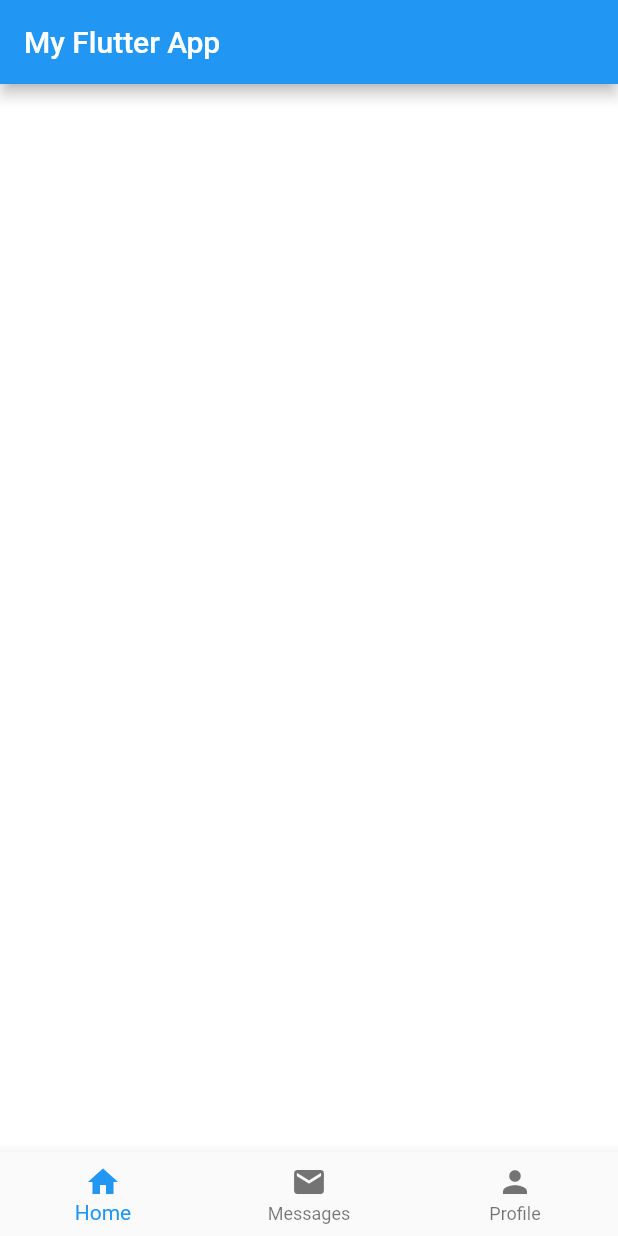
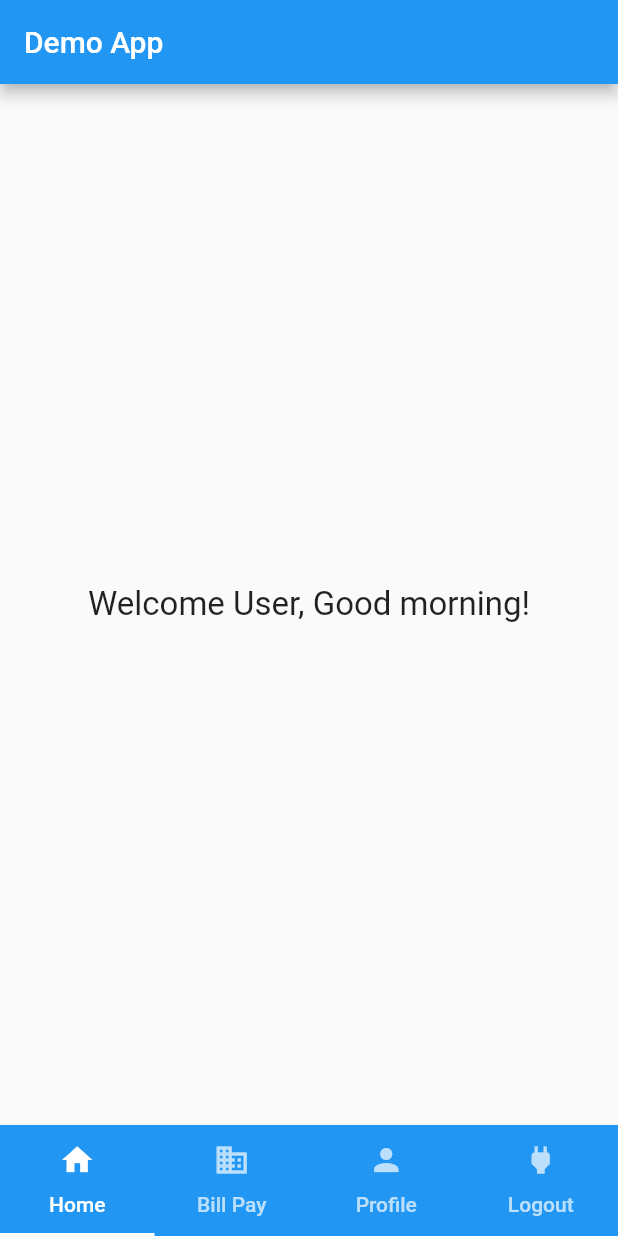
Before and after one commit to ng-model/BottomNavigationBar, a Flutter app: the screen it shows after launch, on a phone screen of 412 x 824 dp. Run offline on Flutter 3.47's test engine with Material 2 defaults, Android fonts, the phone set to English and light mode, and no system bars; missing offline and left inert: validate.

```diff
--- a/lib/main.dart
+++ b/lib/main.dart
@@ -1,77 +1,88 @@
 import 'package:flutter/material.dart';
-// import 'home_widget.dart';
+import 'package:app/screens/home.dart';
+import 'package:app/screens/payform.dart';
+import 'package:app/screens/profile.dart';
+import 'package:app/screens/logout.dart';
 
-void main() => runApp(App());
+void main() {
+  runApp(new MaterialApp(
+      // Title
+      title: "Bill Pay",
+      // Home
+      home: new MyHome()));
+}
 
-class App extends StatelessWidget {
+class MyHome extends StatefulWidget {
   @override
-   Widget build(BuildContext context) {
-    return MaterialApp(
-      title: 'My Flutter App',
-      home: Home(),
+  MyHomeState createState() => new MyHomeState();
+}
+
+// SingleTickerProviderStateMixin is used for animation
+class MyHomeState extends State<MyHome> with SingleTickerProviderStateMixin {
+  // Create a tab controller
+  TabController controller;
+
+  @override
+  void initState() {
+    super.initState();
+
+    // Initialize the Tab Controller
+    controller = new TabController(length: 4, vsync: this);
+  }
+
+  @override
+  void dispose() {
+    // Dispose of the Tab Controller
+    controller.dispose();
+    super.dispose();
+  }
+
+  @override
+  Widget build(BuildContext context) {
+    return new Scaffold(
+      // Appbar
+      appBar: new AppBar(
+        // Title
+        title: new Text("Demo App"),
+        // Set the background color of the App Bar
+        backgroundColor: Colors.blue,
+      ),
+      // Set the TabBar view as the body of the Scaffold
+      body: new TabBarView(
+        // Add tabs as widgets
+        children: <Widget>[new HomePage(), new PayformPage(), new ProfilePage(), new LogoutPage()],
+        // set the controller
+        controller: controller,
+      ),
+      // Set the bottom navigation bar
+      bottomNavigationBar: new Material(
+        // set the color of the bottom navigation bar
+        color: Colors.blue,
+        // set the tab bar as the child of bottom navigation bar
+        child: new TabBar(
+          tabs: <Tab>[
+            new Tab(
+              // set icon to the tab
+              text: "Home",
+              icon: new Icon(Icons.home),
+            ),
+            new Tab(
+              text: "Bill Pay",
+              icon: new Icon(Icons.business),
+            ),
+            new Tab(
+              text: "Profile",
+              icon: new Icon(Icons.person),
+            ),
+            new Tab(
+              text: "Logout",
+              icon: new Icon(Icons.power),
+            ),
+          ],
+          // setup the controller
+          controller: controller,
+        ),
+      ),
     );
   }
 }
-
-class Home extends StatefulWidget {
-  @override
-  State<StatefulWidget> createState() {
-    return _HomeState();
-  }
-}
-
-class _HomeState extends State<Home> {
-  int _currentIndex = 0;
-  final List<Widget> _children = [
-    PlaceholderWidget(Colors.white),
-    PlaceholderWidget(Colors.deepOrange),
-    PlaceholderWidget(Colors.green)
-  ];
-
-  @override
-  Widget build(BuildContext context) {
-    return Scaffold(
-      appBar: AppBar(
-        title: Text('My Flutter App'),
-      ),
-      body: _children[_currentIndex],
-      bottomNavigationBar: BottomNavigationBar(
-        onTap: onTabTapped,
-        currentIndex: _currentIndex,
-        items: [
-          BottomNavigationBarItem(
-            icon: Icon(Icons.home),
-            title: Text('Home'),
-          ),
-          BottomNavigationBarItem(
-            icon: Icon(Icons.mail),
-            title: Text('Messages'),
-          ),
-          BottomNavigationBarItem(
-            icon: Icon(Icons.person),
-            title: Text('Profile')
-          )
-        ],
-      ),
-    );
-  }
-
-  void onTabTapped(int index) {
-    setState(() {
-      _currentIndex = index;
-    });
-  }
-}
-
-class PlaceholderWidget extends StatelessWidget {
-  final Color color;
-
-  PlaceholderWidget(this.color);
-
-  @override
-  Widget build(BuildContext context) {
-    return Container(
-      color: color,
-    );
-  }
-}
--- /dev/null
+++ b/lib/screens/home.dart
@@ -0,0 +1,31 @@
+import 'package:flutter/material.dart';
+
+class HomePage extends StatelessWidget {
+  @override
+  Widget build(BuildContext context) {
+    return new Scaffold(
+      // backgroundColor: Colors.red,
+      body: new Container(
+        child: new Center(
+          child: new Column(
+            // center the children
+            mainAxisAlignment: MainAxisAlignment.center,
+            children: <Widget>[
+              Text("Welcome User, Good morning!",
+              style: TextStyle(fontSize: 22.0)),
+              // new Icon(
+              //   Icons.favorite,
+              //   size: 160.0,
+              //   color: Colors.white,
+              // ),
+              // new Text(
+              //   "First Tab",
+              //   style: new TextStyle(color: Colors.white),
+              // )
+            ],
+          ),
+        ),
+      ),
+    );
+  }
+}
--- a/pubspec.yaml
+++ b/pubspec.yaml
@@ -23,7 +23,7 @@ dependencies:
   # The following adds the Cupertino Icons font to your application.
   # Use with the CupertinoIcons class for iOS style icons.
   cupertino_icons: ^0.1.2
-
+  validate: any
 dev_dependencies:
   flutter_test:
     sdk: flutter
```
Also changed, not shown: lib/screens/logout.dart (added, +30 -0 lines), lib/screens/payform.dart (added, +151 -0 lines), lib/screens/profile.dart (added, +30 -0 lines), assets/flutter_01.png (added), pubspec.lock.
